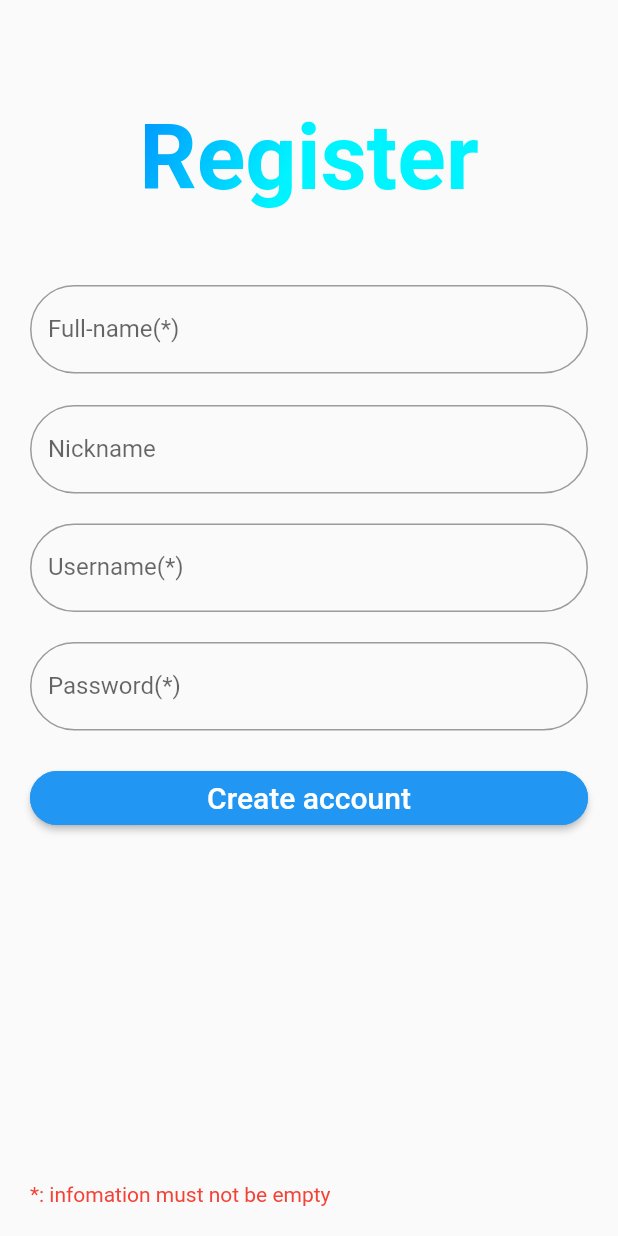
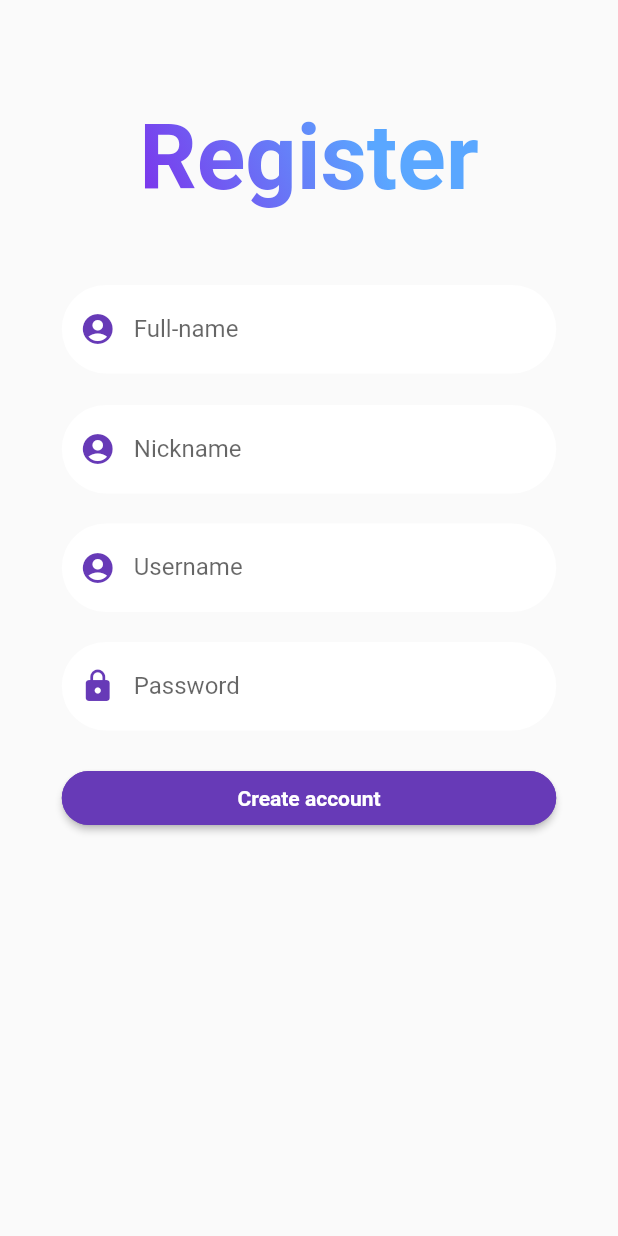
Before and after one commit to HoangDuck/gsot_intern_social_media, a Flutter app: the RegisterProviderUI screen opened directly, on a phone screen of 412 x 824 dp. Run offline on Flutter 3.47's test engine with Material 2 defaults, Android fonts, the phone set to English and light mode, and no system bars; our stand-ins replace image_picker, page_transition, shared_preferences; accounts and stored records are empty; statements that could not run were skipped.

Commit message:
Commit UI register and login page

```diff
--- a/lib/ui/constant/app_colors.dart
+++ b/lib/ui/constant/app_colors.dart
@@ -9,11 +9,11 @@ const LinearGradient colorPopupWidget = LinearGradient(
   ],
 );
 const LinearGradient colorTitleApp = LinearGradient(
-  begin: Alignment.topLeft,
-  end: Alignment.bottomRight,
+  begin: Alignment.bottomLeft,
+  end: Alignment.topRight,
   colors: <Color>[
-    Color(0xff002fff),
-    Color(0xff00f4ff),
+    Color(0xff8b00e2),
+    Color(0xff5aa7ff),
   ],
 );
 const Color colorBottomPost=Colors.lightBlueAccent;
--- a/lib/ui/constant/button_styles.dart
+++ b/lib/ui/constant/button_styles.dart
@@ -1,10 +1,11 @@
 import 'package:flutter/material.dart';
 
 final buttonStyleLogin=ButtonStyle(
+  backgroundColor: MaterialStateProperty.all(Colors.deepPurple),
     shape: MaterialStateProperty.all<RoundedRectangleBorder>(
         RoundedRectangleBorder(
             borderRadius: BorderRadius.circular(30.0),
-            side: BorderSide(color: Colors.blue)
+            side: BorderSide(color: Colors.deepPurple)
         )
     )
 );
--- a/lib/ui/view/homepage/commentpage.dart
+++ b/lib/ui/view/homepage/commentpage.dart
@@ -25,7 +25,7 @@ class _CommentPageState extends State<CommentPage> {
     _imageFilePicker = value;
   }
 
-  var _tapPosition;
+  Offset? _tapPosition;
   @override
   Widget build(BuildContext context) {
     DataConvert dataConvert=Provider.of<DataConvert>(context);
@@ -137,7 +137,7 @@ class _CommentPageState extends State<CommentPage> {
                 showMenu(
                     context: context,
                     position: RelativeRect.fromRect(
-                        _tapPosition & const Size(40, 40), // smaller rect, the touch area
+                        _tapPosition! & const Size(40, 40), // smaller rect, the touch area
                         Offset.zero & overlay!.size   // Bigger rect, the entire screen
                     ),
                     items: [
--- a/lib/ui/view/register/registerpage.dart
+++ b/lib/ui/view/register/registerpage.dart
@@ -7,6 +7,7 @@ import 'package:social_media/core/converter/login_data_converter.dart';
 import 'package:social_media/core/converter/profile_data_converter.dart';
 import 'package:social_media/core/model/user.dart';
 import 'package:social_media/ui/constant/app_colors.dart';
+import 'package:social_media/ui/constant/button_styles.dart';
 import 'package:social_media/ui/view/notifier/popupsuccess.dart';
 import 'package:social_media/ui/widget/containertext20white.dart';
 import 'package:social_media/ui/widget/stateloginregistername.dart';
@@ -94,23 +95,30 @@ class _RegisterState extends State<Register> {
             ),
           ),
         ),
-        textFormFieldLoginRegisterPage(txtToDoControllerName,"Full-name(*)",false),
+        SizedBox(
+            width: MediaQuery.of(context).size.width*0.8,
+            child: textFormFieldLoginRegisterPage(txtToDoControllerName,"Full-name",false,Icons.account_circle)
+        ),
         stateLoginRegisterName(context, _stateRegisterName),
-        textFormFieldLoginRegisterPage(txtToDoControllerNickName,"Nickname",false),
+        SizedBox(
+          width: MediaQuery.of(context).size.width*0.8,
+            child: textFormFieldLoginRegisterPage(txtToDoControllerNickName,"Nickname",false,Icons.account_circle),
+        ),
         containerPadding10(context),
-        textFormFieldLoginRegisterPage(txtToDoControllerUsername, "Username(*)", false),
+        SizedBox(
+          width: MediaQuery.of(context).size.width*0.8,
+            child: textFormFieldLoginRegisterPage(txtToDoControllerUsername, "Username", false,Icons.account_circle),
+        ),
         containerPadding10(context),
-        textFormFieldLoginRegisterPage(txtToDoControllerPassword, "Password(*)", true),
+        SizedBox(
+          width: MediaQuery.of(context).size.width*0.8,
+            child: textFormFieldLoginRegisterPage(txtToDoControllerPassword, "Password", true,Icons.lock),
+        ),
         stateLoginRegisterName(context,_stateRegister),
-        ElevatedButton(
-          style: ButtonStyle(
-              shape: MaterialStateProperty.all<RoundedRectangleBorder>(
-                  RoundedRectangleBorder(
-                      borderRadius: BorderRadius.circular(30.0),
-                      side: const BorderSide(color: Colors.blue)
-                  )
-              )
-          ),
+        SizedBox(
+          width: MediaQuery.of(context).size.width*0.8,
+          child: ElevatedButton(
+            style: buttonStyleLogin,
             onPressed: () {
               if(txtToDoControllerUsername.text == ""
                   || txtToDoControllerPassword.text == ""){
@@ -147,12 +155,7 @@ class _RegisterState extends State<Register> {
                 log(e.toString()+"HCMUTE");
               }
             },
-          child: containerTextWhiteLoginRegister("Create account")
-        ),
-        Expanded(
-          child: Container(
-            alignment: Alignment.bottomLeft,
-            child: Text("*: infomation must not be empty",style: TextStyle(color: Colors.red),),
+            child: Text("Create account",style: TextStyle(fontWeight: FontWeight.bold),)
           ),
         )
       ],
--- a/lib/ui/widget/textformfieldlogin.dart
+++ b/lib/ui/widget/textformfieldlogin.dart
@@ -1,14 +1,22 @@
 import 'package:flutter/cupertino.dart';
 import 'package:flutter/material.dart';
 
-Widget textFormFieldLoginRegisterPage(TextEditingController textEditingController,String labelText,bool obscureText){
+Widget textFormFieldLoginRegisterPage(TextEditingController textEditingController,String labelText,bool obscureText,IconData icon){
   return TextFormField(
     controller: textEditingController,
     decoration: InputDecoration(
+      prefixIcon: Icon(
+        icon,
+        color: Colors.deepPurple,
+      ),
+      filled: true,
+      fillColor: Colors.white,
       labelText: labelText,
-      border: OutlineInputBorder( //Outline border type for TextField
+      border: OutlineInputBorder(
+        borderSide: BorderSide.none,
         borderRadius: BorderRadius.all(Radius.circular(30)),
       ),
+
     ),
     obscureText: obscureText,
   );
```
Also changed, not shown: lib/main.dart (+18 -11 lines). Lines whose indentation alone changed are shown as unchanged.
